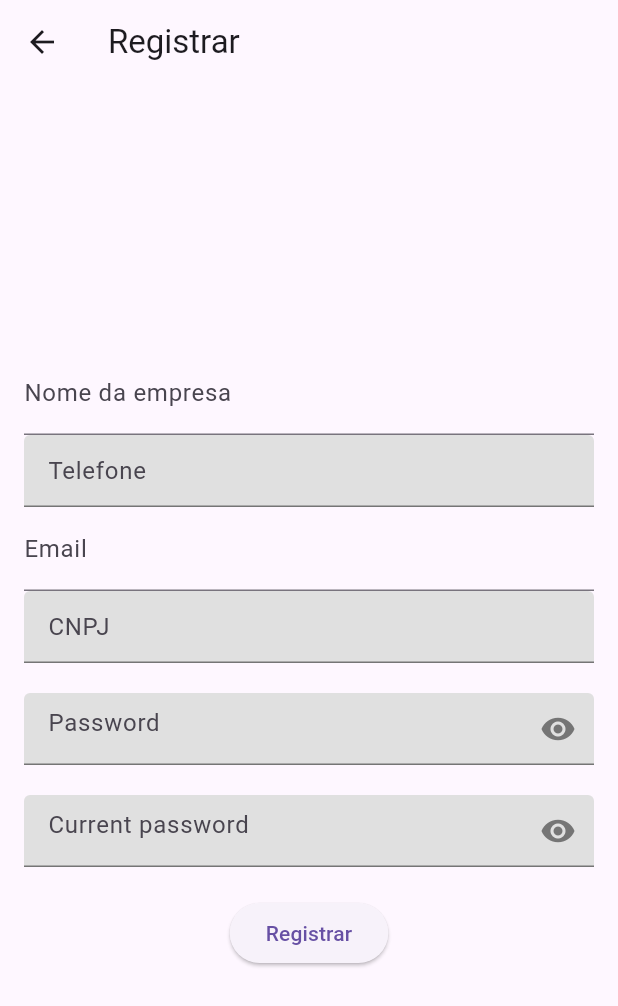
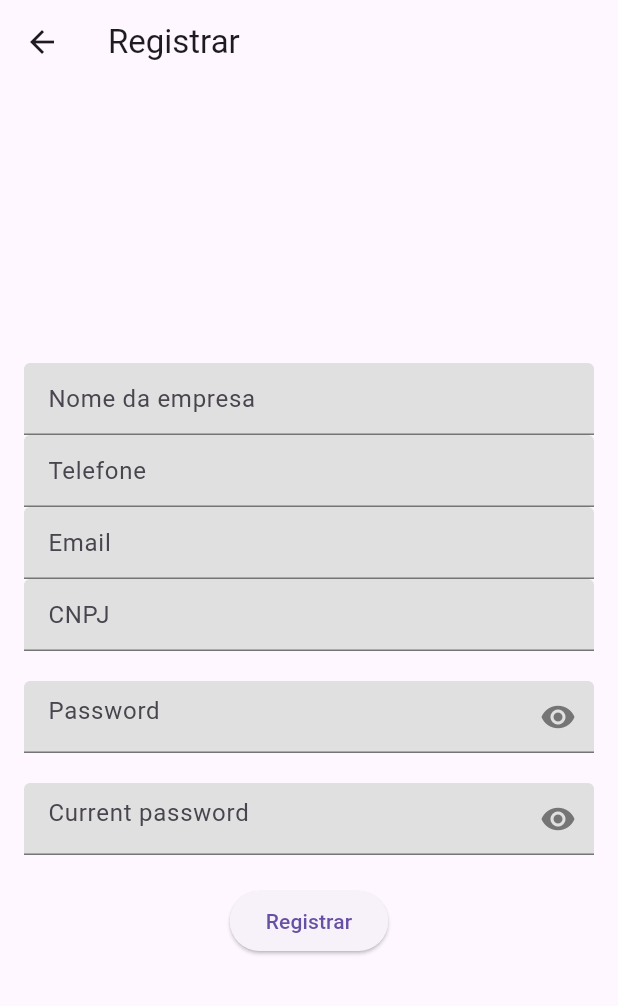
Before and after one commit to MatthewLacerda2/FixFlow, a Flutter app: the RegisterScreen screen opened directly, after a tap on "Registrar", on a phone screen of 412 x 824 dp. Shown: the top 1006 px of the screen. Run offline on Flutter 3.47's test engine with Material 3 defaults, Android fonts, the phone set to English and light mode, and no system bars; our stand-ins replace email_validator, font_awesome_flutter, introduction_screen, shared_preferences; missing offline and left inert: dart_jsonwebtoken; accounts and stored records are empty; network calls fail.

Commit message:
name input field at register screen

```diff
--- a/flow_app/lib/components/Inputs/phone_input_field.dart
+++ b/flow_app/lib/components/Inputs/phone_input_field.dart
@@ -35,6 +35,7 @@ class _PhoneInputFormatter extends TextInputFormatter {
     if (newValue.text.length > 14) {
       return oldValue;
     }
+
     final String digits = newValue.text.replaceAll(RegExp(r'\D'), '');
     String formatted = '';
     for (int i = 0; i < digits.length; i++) {
@@ -43,7 +44,7 @@ class _PhoneInputFormatter extends TextInputFormatter {
       if (i == 7) formatted += '-';
       formatted += digits[i];
     }
-    print(formatted);
+
     return newValue.copyWith(
       text: formatted,
       selection: TextSelection.collapsed(offset: formatted.length),
--- a/flow_app/lib/screen/auth/register_screen.dart
+++ b/flow_app/lib/screen/auth/register_screen.dart
@@ -3,6 +3,8 @@ import 'package:flutter/material.dart';
 import 'package:http/http.dart';
 
 import '../../components/Inputs/cnpj_input_field.dart';
+import '../../components/Inputs/email_input_field.dart';
+import '../../components/Inputs/name_input_field.dart';
 import '../../components/Inputs/password_input_field.dart';
 import '../../components/Inputs/phone_input_field.dart';
 import '../../utils/flow_snack.dart';
@@ -14,21 +16,20 @@ class RegisterScreen extends StatelessWidget {
 
   BusinessRegisterRequest createBusinessRegisterRequest() {
     return BusinessRegisterRequest(
-        name: companyNameController.text.trim(),
-        email: emailController.text.trim(),
+        name: _companyName.trim(),
+        email: _email.trim(),
         phoneNumber: _phoneNumber,
         cnpj: _cnpj,
         password: registerPassword,
         confirmPassword: registerPasswordConfirmation);
   }
 
-  final TextEditingController companyNameController = TextEditingController();
-  final TextEditingController emailController = TextEditingController();
-
   String? registerPassword, registerPasswordConfirmation;
 
+  String _companyName = "";
   String _phoneNumber = "";
   String _cnpj = "";
+  String _email = "";
 
   @override
   Widget build(BuildContext context) {
@@ -41,20 +42,22 @@ class RegisterScreen extends StatelessWidget {
         child: Column(
           mainAxisAlignment: MainAxisAlignment.center,
           children: <Widget>[
-            TextField(
-              controller: companyNameController,
-              decoration: const InputDecoration(labelText: 'Nome da empresa'),
-            ),
+            NameInputField(
+                placeholder: "Nome da empresa",
+                onNameChanged: (String name) {
+                  _companyName = name;
+                }),
             PhoneInputField(
               placeholder: 'Telefone',
               onPhoneChanged: (String phone) {
                 _phoneNumber = phone;
               },
             ),
-            TextField(
-              controller: emailController,
-              decoration: const InputDecoration(labelText: 'Email'),
-            ),
+            EmailInputField(
+                placeholder: "Email",
+                onEmailValidated: (String email) {
+                  _email = email;
+                }),
             CNPJInputField(
                 placeholder: "CNPJ",
                 onCNPJChanged: (String cnpj) {
--- a/flow_app/lib/screen/main/overview_screen.dart
+++ b/flow_app/lib/screen/main/overview_screen.dart
@@ -2,6 +2,7 @@ import 'package:client_sdk/api.dart';
 import 'package:flutter/material.dart';
 
 import '../../components/Buttons/colored_border_text_button.dart';
+import '../../components/rounded_info_box.dart';
 import '../../utils/date_time_utils.dart';
 import '../../utils/flow_storage.dart';
 import '../Overview/Clients/clients_screen.dart';
```
